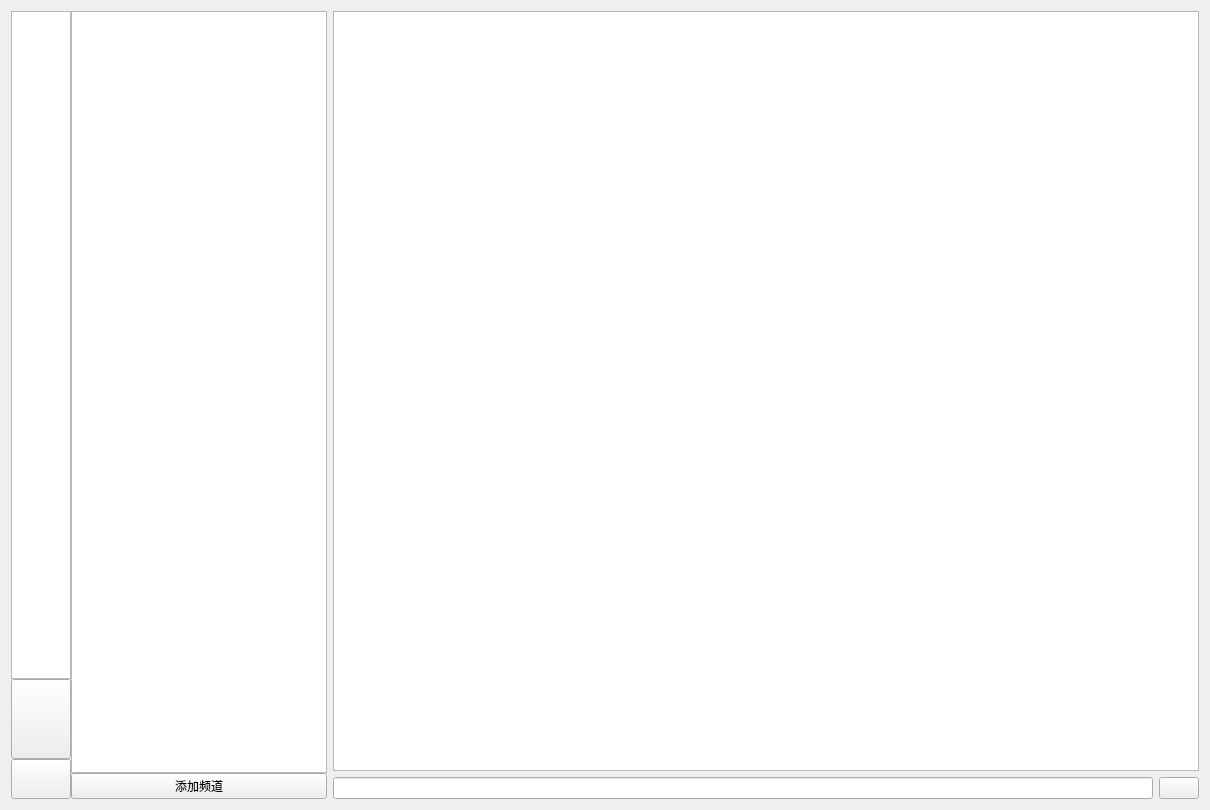
This is src/ui/mainwidget.ui in colutius/colutius_old as Qt 5 draws it before an edit. The edited form follows.
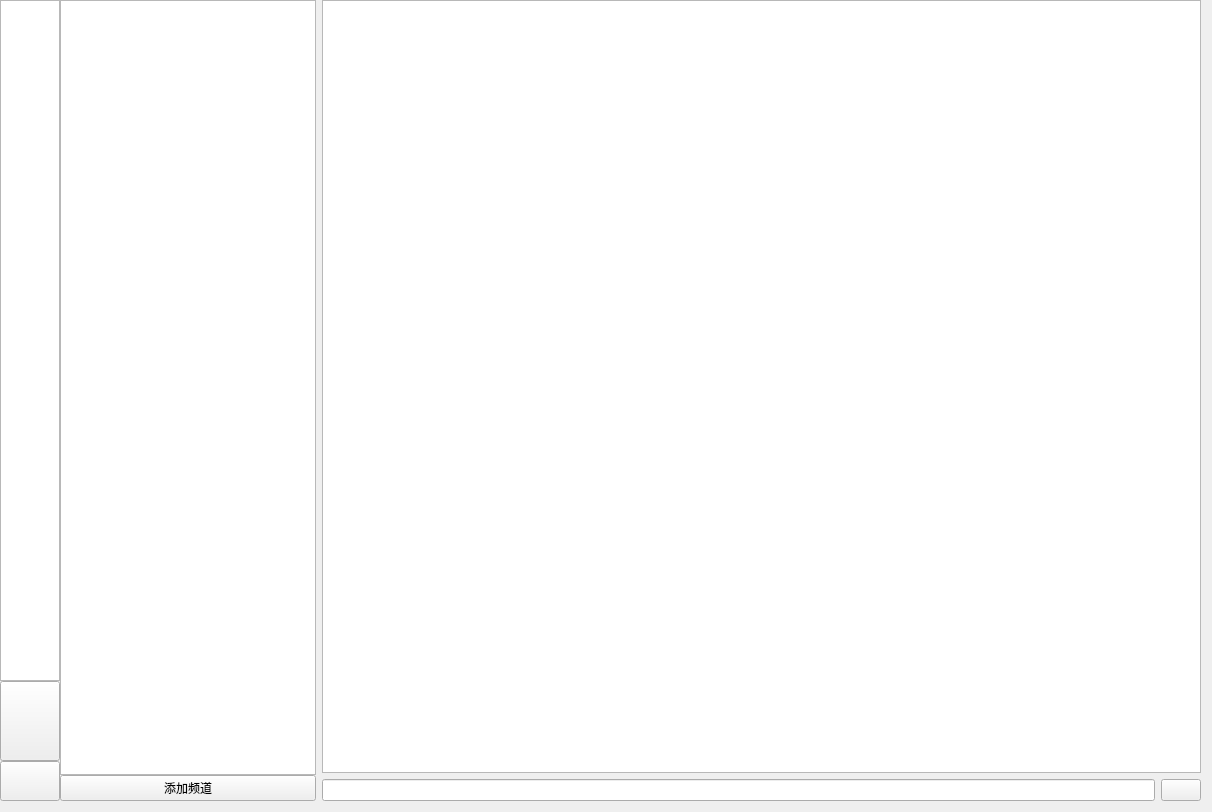
This is the edited form.

The edit to the form file:
```diff
--- a/src/ui/mainwidget.ui
+++ b/src/ui/mainwidget.ui
@@ -6,14 +6,20 @@
    <rect>
     <x>0</x>
     <y>0</y>
-    <width>1210</width>
-    <height>810</height>
+    <width>1212</width>
+    <height>812</height>
    </rect>
   </property>
   <property name="windowTitle">
    <string>Form</string>
   </property>
   <layout class="QGridLayout" name="gridLayout">
+   <property name="leftMargin">
+    <number>0</number>
+   </property>
+   <property name="topMargin">
+    <number>0</number>
+   </property>
    <item row="0" column="0">
     <layout class="QHBoxLayout" name="horizontalLayout_2">
      <property name="spacing">
```
